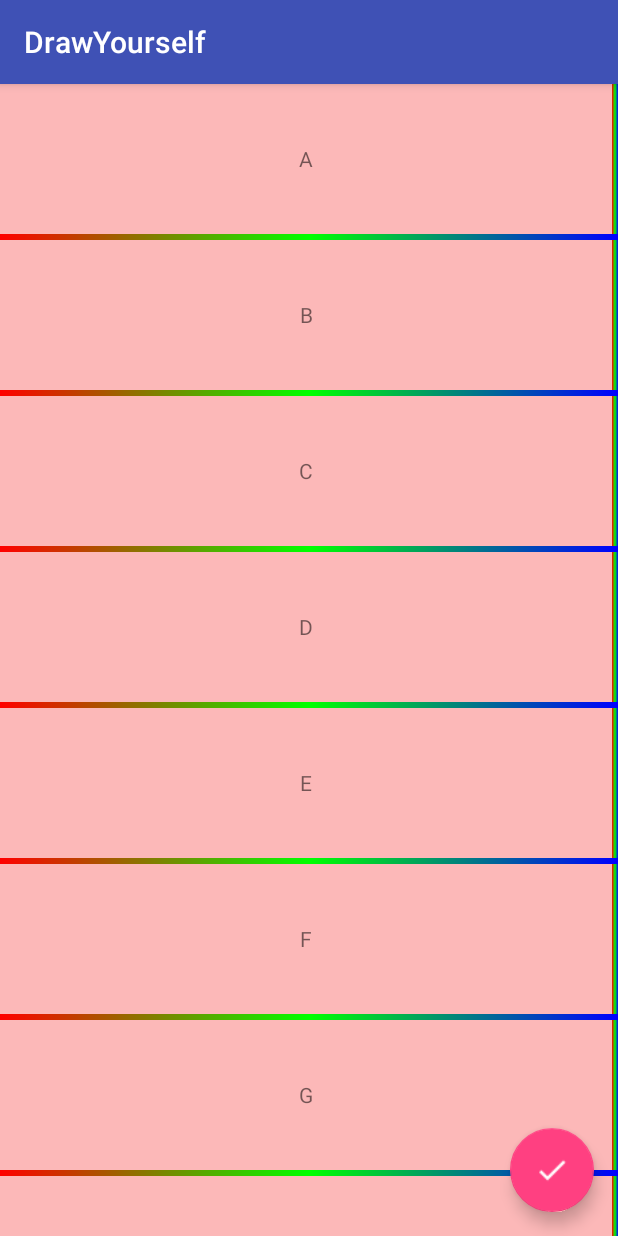
After one commit to JasonXiang2014/AndroidTaste, an Android app: the FloatingActionButtonAct screen opened directly, with no data from a screen before it, on a phone screen of 412 x 824 dp. The commit adds this screen. Run offline under Robolectric (Android 15) with nearby library versions, the phone set to English and light mode, and no system bars; our stand-ins replace ButterKnife.

Commit message:
Add FloatingActionButton

```diff
--- a/app/src/main/AndroidManifest.xml
+++ b/app/src/main/AndroidManifest.xml
@@ -16,9 +16,10 @@
             </intent-filter>
         </activity>
         <activity
-            android:name=".main.RecyclerActivity"
+            android:name=".main.ui.recycler.RecyclerActivity"
             android:theme="@style/AppTheme" />
-        <activity android:name=".main.StaggeredGridLayoutActivity" />
+        <activity android:name=".main.ui.recycler.StaggeredGridLayoutActivity" />
+        <activity android:name=".main.ui.fab.FloatingActionButtonAct"/>
     </application>
 
 </manifest>
--- /dev/null
+++ b/app/src/main/java/jasonxiang/com/doItYourself/main/ui/fab/FloatingActionButtonAct.java
@@ -0,0 +1,50 @@
+package jasonxiang.com.doItYourself.main.ui.fab;
+
+import android.os.Bundle;
+import android.support.v7.widget.LinearLayoutManager;
+import android.support.v7.widget.RecyclerView;
+
+import java.util.ArrayList;
+import java.util.List;
+
+import butterknife.BindView;
+import jasonxiang.com.doItYourself.R;
+import jasonxiang.com.doItYourself.base.BaseActivity;
+import jasonxiang.com.doItYourself.recycler.DividerGridItemDecoration;
+import jasonxiang.com.doItYourself.recycler.HomeAdapter;
+
+/**
+ * Created by xiangjian on 2016/11/11.
+ */
+
+//refer:https://github.com/codepath/android_guides/wiki/Floating-Action-Buttons
+public class FloatingActionButtonAct extends BaseActivity {
+
+    @BindView(R.id.mRecyclerView)
+    RecyclerView mRecyclerView;
+
+    private List<String> mDatas;
+    private HomeAdapter mAdapter;
+
+    @Override
+    protected int getContentViewId() {
+        return R.layout.activity_fab;
+    }
+
+    @Override
+    protected void init(Bundle savedInstanceState) {
+        initData();
+        mAdapter = new HomeAdapter(this, mDatas);
+        mRecyclerView.setLayoutManager(new LinearLayoutManager(this));
+        mRecyclerView.setAdapter(mAdapter);
+        mRecyclerView.addItemDecoration(new DividerGridItemDecoration(this));
+    }
+
+    protected void initData() {
+        mDatas = new ArrayList<>();
+        for (int i = 'A'; i < 'z'; i++) {
+            mDatas.add("" + (char) i);
+        }
+    }
+
+}
--- a/app/src/main/java/jasonxiang/com/doItYourself/recycler/HomeAdapter.java
+++ b/app/src/main/java/jasonxiang/com/doItYourself/recycler/HomeAdapter.java
@@ -30,7 +30,6 @@ public class HomeAdapter extends RecyclerView.Adapter<HomeAdapter.MyViewHolder>
     public void setOnItemClickLitener(OnItemClickLitener mOnItemClickLitener) {
         this.mOnItemClickLitener = mOnItemClickLitener;
     }
-
 
     public HomeAdapter(Context context, List<String> datas) {
         mInflater = LayoutInflater.from(context);
@@ -93,8 +92,6 @@ public class HomeAdapter extends RecyclerView.Adapter<HomeAdapter.MyViewHolder>
         public MyViewHolder(View view) {
             super(view);
             tv = (TextView) view.findViewById(R.id.id_num);
-
-
         }
     }
 }
--- /dev/null
+++ b/app/src/main/res/layout/activity_fab.xml
@@ -0,0 +1,23 @@
+<?xml version="1.0" encoding="utf-8"?>
+<android.support.design.widget.CoordinatorLayout xmlns:android="http://schemas.android.com/apk/res/android"
+    xmlns:app="http://schemas.android.com/apk/res-auto"
+    android:id="@+id/main_container"
+    android:layout_width="match_parent"
+    android:layout_height="match_parent">
+
+    <android.support.v7.widget.RecyclerView
+        android:id="@+id/mRecyclerView"
+        android:layout_width="match_parent"
+        android:layout_height="match_parent" />
+
+    <android.support.design.widget.FloatingActionButton
+        android:layout_width="wrap_content"
+        android:layout_height="wrap_content"
+        android:layout_gravity="bottom|right"
+        android:layout_margin="16dp"
+        android:src="@drawable/ic_check_white"
+        app:layout_anchor="@id/mRecyclerView"
+        app:layout_anchorGravity="bottom|right|end"
+        app:layout_behavior="jasonxiang.com.doItYourself.main.ui.fab.ScrollAwareFABBehavior" />
+
+</android.support.design.widget.CoordinatorLayout>
```
Also changed, not shown: app/src/main/java/jasonxiang/com/doItYourself/main/Page1Fragment.java (+8 -2 lines), app/src/main/java/jasonxiang/com/doItYourself/main/StaggeredGridLayoutActivity.java (deleted, +0 -87 lines), app/src/main/java/jasonxiang/com/doItYourself/main/ui/fab/ScrollAwareFABBehavior.java (added, +113 -0 lines), app/src/main/java/jasonxiang/com/doItYourself/main/ui/recycler/RecyclerActivity.java (added, +110 -0 lines), app/src/main/java/jasonxiang/com/doItYourself/main/ui/recycler/StaggeredGridLayoutActivity.java (renamed from app/src/main/java/jasonxiang/com/doItYourself/main/RecyclerActivity.java, +14 -37 lines), app/src/main/res/drawable-hdpi/ic_check_white.png (added), app/src/main/res/drawable-mdpi/ic_check_white.png (added), app/src/main/res/drawable-xhdpi/ic_check_white.png (added), app/src/main/res/drawable-xxhdpi/ic_check_white.png (added), app/src/main/res/drawable-xxxhdpi/ic_check_white.png (added), app/src/main/res/drawable/ic_launcher.png.
